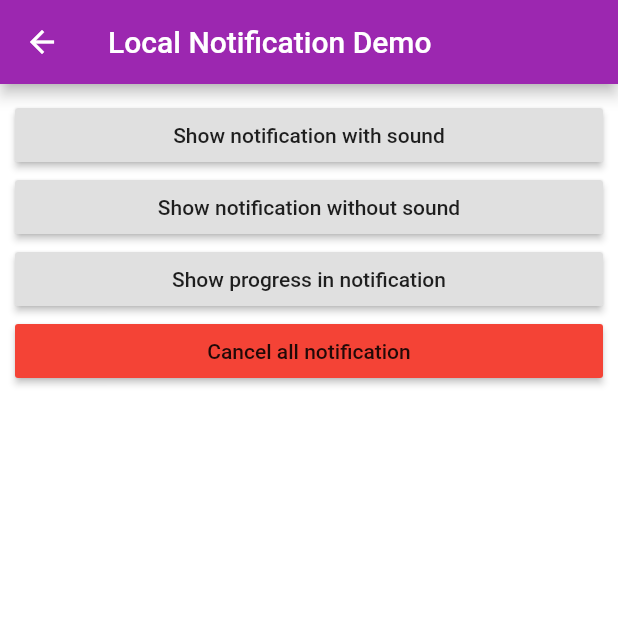
After one commit to milanvadher/FlutterDemo, a Flutter app: the LocalNotificationDemo screen opened directly, after a tap on "Show progress in notification", on a phone screen of 412 x 824 dp, the top half of it. The commit adds this screen. Run offline on Flutter 3.47's test engine with Material 2 defaults, Android fonts, the phone set to English and light mode, and no system bars; our stand-ins replace cached_network_image, cloud_firestore, firebase_auth, firebase_crashlytics, firebase_messaging, firebase_storage and 7 more; accounts and stored records are empty.

Commit message:
change icon add notification icon add firebase notification add local notification add localnotification demo with sound vibration and progress

```diff
--- a/lib/google_login/auth.service.dart
+++ b/lib/google_login/auth.service.dart
@@ -1,4 +1,5 @@
 import 'package:firebase_auth/firebase_auth.dart';
+import 'package:flutter_demo/notification/firebase_notification.dart';
 import 'package:google_sign_in/google_sign_in.dart';
 import 'package:cloud_firestore/cloud_firestore.dart';
 import 'package:rxdart/rxdart.dart';
@@ -57,6 +58,8 @@ class AuthService {
       });
 
       user.sink.add(firebaseUser);
+
+      await FirebaseNotification.setup();
     } catch (e) {
       print('Error to Login');
       print(e);
@@ -66,6 +69,7 @@ class AuthService {
 
   static void signOutGoogle() async {
     await _auth.signOut();
+    await FirebaseNotification.unRegister();
     await googleSignIn.signOut();
     user.sink.add(null);
     user.drain();
--- /dev/null
+++ b/lib/local_notification_demo/local_notification_demo.dart
@@ -0,0 +1,111 @@
+import 'dart:async';
+
+import 'package:flutter/material.dart';
+import 'package:flutter_demo/notification/local_notification.dart';
+import 'package:rxdart/subjects.dart';
+
+class LocalNotificationDemo extends StatefulWidget {
+  @override
+  _LocalNotificationDemoState createState() => _LocalNotificationDemoState();
+}
+
+class _LocalNotificationDemoState extends State<LocalNotificationDemo> {
+  BehaviorSubject<int> progress = BehaviorSubject();
+  StreamSubscription streamSubscription;
+
+  void notificationWithSound() {
+    LocalNotification.showBasicNotification(
+      id: 0,
+      title: 'Test Notification',
+      body: 'Notification with sound',
+      primaryColor: Theme.of(context).primaryColor,
+    );
+  }
+
+  void notificationWithoutSound() {
+    LocalNotification.showBasicNotification(
+      id: 1,
+      title: 'Test Notification',
+      body: 'Notification without sound',
+      primaryColor: Theme.of(context).primaryColor,
+      playSound: false,
+    );
+  }
+
+  void notificationWithProgress() async {
+    listenProgess();
+    await startProgress();
+    progressFinish();
+  }
+
+  void listenProgess() {
+    streamSubscription = progress.listen((value) {
+      LocalNotification.showProgressNotification(
+        id: 2,
+        title: 'Test Notification',
+        body: 'Progress is running',
+        primaryColor: Theme.of(context).primaryColor,
+        curruntProgress: value,
+      );
+    });
+  }
+
+  void progressFinish() async {
+    await Future.delayed(Duration(seconds: 1));
+    await LocalNotification.clearNotification(2);
+    LocalNotification.showBasicNotification(
+      id: 2,
+      title: 'Progress complete',
+      body: 'Your progress is completed',
+      playSound: false,
+      primaryColor: Theme.of(context).primaryColor,
+    );
+  }
+
+  startProgress() async {
+    for (var i = 1; i <= 100; i += 10) {
+      await Future.delayed(Duration(seconds: 1));
+      progress.sink.add(i);
+    }
+  }
+
+  @override
+  void dispose() {
+    super.dispose();
+    streamSubscription?.cancel();
+    progress.close();
+  }
+
+  @override
+  Widget build(BuildContext context) {
+    return Scaffold(
+      appBar: AppBar(
+        title: Text('Local Notification Demo'),
+      ),
+      body: SafeArea(
+        child: ListView(
+          padding: EdgeInsets.all(10),
+          children: <Widget>[
+            RaisedButton(
+              child: Text('Show notification with sound'),
+              onPressed: notificationWithSound,
+            ),
+            RaisedButton(
+              child: Text('Show notification without sound'),
+              onPressed: notificationWithoutSound,
+            ),
+            RaisedButton(
+              child: Text('Show progress in notification'),
+              onPressed: notificationWithProgress,
+            ),
+            RaisedButton(
+              child: Text('Cancel all notification'),
+              onPressed: LocalNotification.clearAllNotification,
+              color: Colors.red,
+            ),
+          ],
+        ),
+      ),
+    );
+  }
+}
--- a/lib/main.dart
+++ b/lib/main.dart
@@ -1,8 +1,11 @@
 import 'package:flutter/material.dart';
+import 'package:flutter_demo/notification/firebase_notification.dart';
 import 'package:flutter_demo/settings.bloc.dart';
 import 'package:flutter_demo/theme.dart';
 import 'home.dart';
 import 'package:firebase_crashlytics/firebase_crashlytics.dart';
+
+import 'notification/local_notification.dart';
 
 void main() {
   // Set `enableInDevMode` to true to see reports while in debug mode
@@ -27,6 +30,8 @@ class _MyAppState extends State<MyApp> {
   void initState() {
     super.initState();
     SettingsBloc.setAppThemeOnLoad();
+    FirebaseNotification.configure();
+    LocalNotification.setup();
   }
 
   @override
--- /dev/null
+++ b/lib/notification/local_notification.dart
@@ -0,0 +1,125 @@
+import 'package:flutter/material.dart';
+import 'package:flutter_local_notifications/flutter_local_notifications.dart';
+import 'package:fluttertoast/fluttertoast.dart';
+
+class LocalNotification {
+  static FlutterLocalNotificationsPlugin flutterLocalNotificationsPlugin;
+
+  static setup() {
+    AndroidInitializationSettings androidInitializationSettings =
+        AndroidInitializationSettings('@mipmap/ic_stat_ic_notification');
+
+    IOSInitializationSettings iosInitializationSettings =
+        IOSInitializationSettings();
+
+    InitializationSettings initializationSettings = InitializationSettings(
+      androidInitializationSettings,
+      iosInitializationSettings,
+    );
+
+    flutterLocalNotificationsPlugin = FlutterLocalNotificationsPlugin();
+
+    flutterLocalNotificationsPlugin.initialize(
+      initializationSettings,
+      onSelectNotification: onSelectNotification,
+    );
+  }
+
+  static Future<dynamic> onSelectNotification(String payload) async {
+    Fluttertoast.showToast(
+      msg: 'Payload: $payload',
+      toastLength: Toast.LENGTH_LONG,
+      gravity: ToastGravity.CENTER,
+    );
+    return Future<void>.value();
+  }
+
+  static Future showBasicNotification({
+    @required int id,
+    @required String title,
+    @required String body,
+    Color primaryColor,
+    bool playSound = true,
+  }) async {
+    AndroidNotificationDetails androidNotificationDetails =
+        AndroidNotificationDetails(
+      'information',
+      'Information',
+      'User notify about some information',
+      importance: Importance.Default,
+      priority: Priority.High,
+      color: primaryColor,
+      autoCancel: true,
+      playSound: playSound,
+      enableVibration: true,
+      // maxProgress: 100,
+      // progress: 40,
+      // showProgress: false,
+      // onlyAlertOnce: true,
+      category: 'CATEGORY_REMINDER',
+      ongoing: false,
+    );
+
+    IOSNotificationDetails iosNotificationDetails = IOSNotificationDetails();
+
+    NotificationDetails notificationDetails = NotificationDetails(
+      androidNotificationDetails,
+      iosNotificationDetails,
+    );
+
+    await flutterLocalNotificationsPlugin.show(
+      id,
+      title,
+      body,
+      notificationDetails,
+    );
+  }
+
+  static Future showProgressNotification({
+    @required int id,
+    @required String title,
+    @required String body,
+    Color primaryColor,
+    @required int curruntProgress,
+  }) async {
+    AndroidNotificationDetails androidNotificationDetails =
+        AndroidNotificationDetails(
+      'progress',
+      'Progress',
+      'User notify about some progress',
+      importance: Importance.Default,
+      priority: Priority.High,
+      color: primaryColor,
+      playSound: true,
+      enableVibration: true,
+      maxProgress: 100,
+      progress: curruntProgress,
+      showProgress: true,
+      onlyAlertOnce: true,
+      category: 'CATEGORY_PROGRESS',
+      ongoing: true,
+    );
+
+    IOSNotificationDetails iosNotificationDetails = IOSNotificationDetails();
+
+    NotificationDetails notificationDetails = NotificationDetails(
+      androidNotificationDetails,
+      iosNotificationDetails,
+    );
+
+    await flutterLocalNotificationsPlugin.show(
+      id,
+      title,
+      body,
+      notificationDetails,
+    );
+  }
+
+  static Future clearAllNotification() async {
+    await flutterLocalNotificationsPlugin.cancelAll();
+  }
+
+  static Future clearNotification(int notificationId) async {
+    await flutterLocalNotificationsPlugin.cancel(notificationId);
+  }
+}
--- a/pubspec.yaml
+++ b/pubspec.yaml
@@ -42,6 +42,9 @@ dependencies:
   cached_network_image: ^2.2.0+1
   bubble: ^1.1.9+1
   firebase_crashlytics: ^0.1.3+3
+  firebase_messaging: ^6.0.15
+  fluttertoast: ^4.0.1
+  flutter_local_notifications: ^1.4.3
 
 dev_dependencies:
   flutter_test:
```
Also changed, not shown: lib/home.dart (+8 -0 lines), lib/notification/firebase_notification.dart (added, +76 -0 lines), pubspec.lock, 13 other files.
